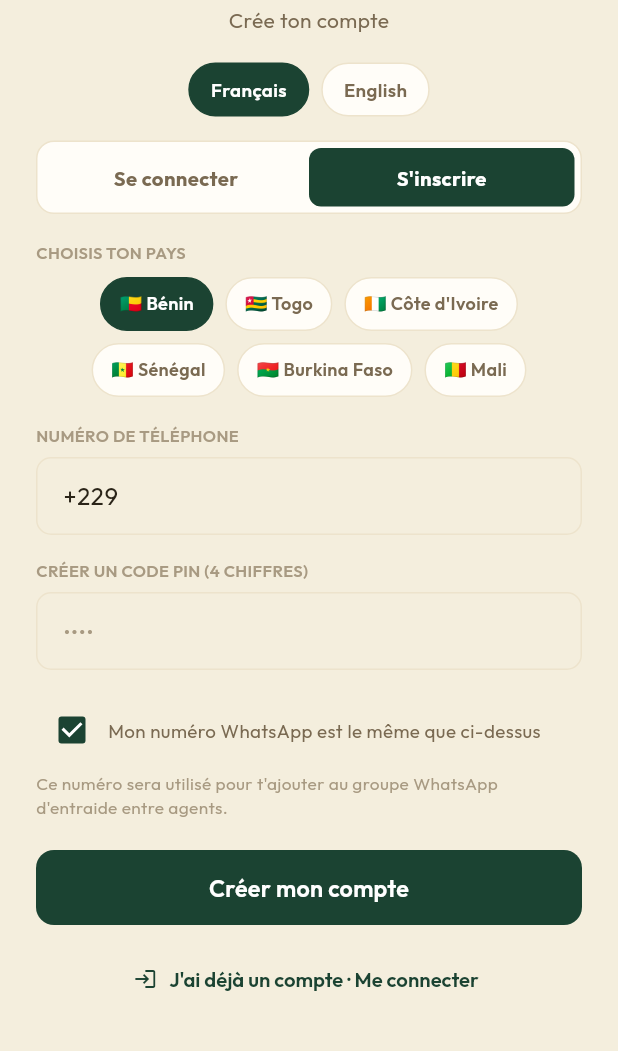
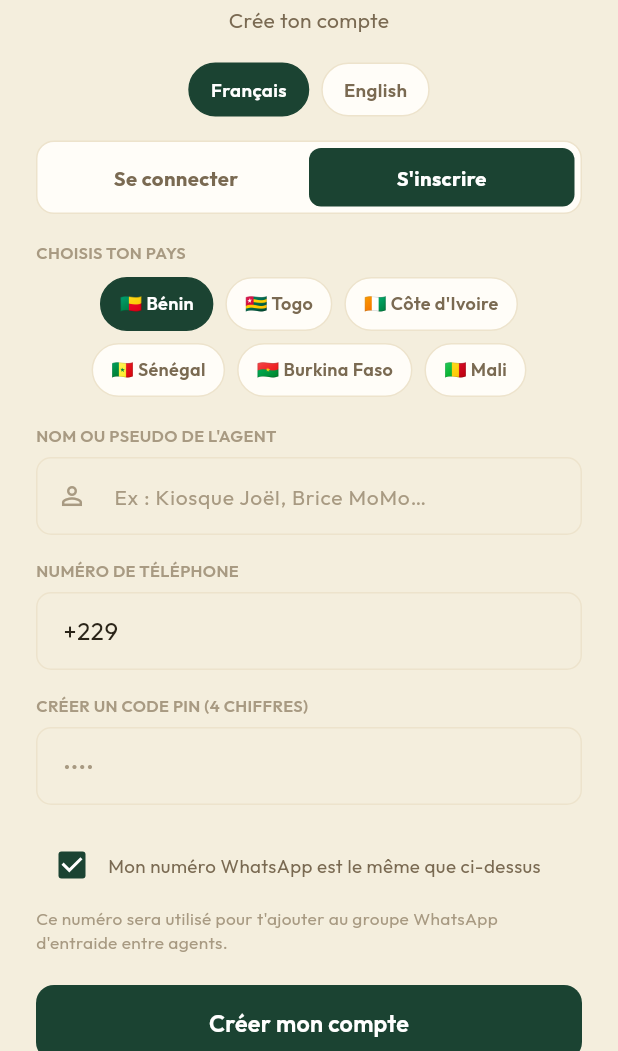
Before and after one commit to JuniorB573/carnet_momo, a Flutter app: the screen it shows after launch, on a phone screen of 412 x 824 dp, the part 185-1236 px from its top. Run offline on Flutter 3.47's test engine with Material 3 defaults, Android fonts, the phone set to English and light mode, and no system bars; our stand-ins replace device_info_plus, flutter_local_notifications, google_fonts, package_info_plus, pdf, share_plus and 3 more; accounts and stored records are empty.

Commit message:
feat(auth): ajout du champ pseudo/nom a l inscription de l agent

```diff
--- a/lib/screens/auth_screen.dart
+++ b/lib/screens/auth_screen.dart
@@ -30,6 +30,7 @@ class _AuthScreenState extends State<AuthScreen> {
   final _pinCtrl = TextEditingController();
   final _whatsappCtrl = TextEditingController();
   final _otpCtrl = TextEditingController();
+  final _pseudoCtrl = TextEditingController();
   bool _isSignUp = true;
   bool _sameAsPhone = true;
   bool _loading = false;
@@ -102,6 +103,7 @@ class _AuthScreenState extends State<AuthScreen> {
     _pinCtrl.dispose();
     _whatsappCtrl.dispose();
     _otpCtrl.dispose();
+    _pseudoCtrl.dispose();
     _lockoutTimer?.cancel();
     super.dispose();
   }
@@ -140,6 +142,12 @@ class _AuthScreenState extends State<AuthScreen> {
     }
 
     if (_isSignUp) {
+      final pseudo = _pseudoCtrl.text.trim();
+      if (pseudo.length < 2) {
+        setState(() => _error = t('pseudo_invalide', _lang));
+        return;
+      }
+
       // Validation stricte du format et de la longueur selon le pays choisi
       final phoneError = validatePhoneForCountry(phone, _selectedCountry, isWhatsApp: false, lang: _lang);
       if (phoneError != null) {
@@ -331,6 +339,7 @@ class _AuthScreenState extends State<AuthScreen> {
         pin,
         whatsapp: _sameAsPhone ? phone : _whatsappCtrl.text.trim(),
         country: _selectedCountry,
+        pseudo: _pseudoCtrl.text.trim(),
       );
       await widget.countryController.setCountry(_selectedCountry);
 
@@ -640,6 +649,21 @@ class _AuthScreenState extends State<AuthScreen> {
           const SizedBox(height: 18),
         ],
 
+        if (_isSignUp) ...[
+          Text(t('pseudo_agent_label', _lang).toUpperCase(),
+              style: const TextStyle(fontSize: 11, color: AppColors.inkMuted, fontWeight: FontWeight.w600)),
+          const SizedBox(height: 6),
+          TextField(
+            controller: _pseudoCtrl,
+            textCapitalization: TextCapitalization.words,
+            decoration: InputDecoration(
+              prefixIcon: const Icon(Icons.person_outline, size: 20, color: AppColors.inkMuted),
+              hintText: t('pseudo_agent_hint', _lang),
+            ),
+          ),
+          const SizedBox(height: 16),
+        ],
+
         Text(t('numero_telephone', _lang).toUpperCase(),
             style: const TextStyle(fontSize: 11, color: AppColors.inkMuted, fontWeight: FontWeight.w600)),
         const SizedBox(height: 6),
--- a/lib/services/auth_service.dart
+++ b/lib/services/auth_service.dart
@@ -64,6 +64,18 @@ class AuthService {
     await prefs.setString('local_role', role);
   }
 
+  /// Stocke le pseudo de l'agent localement.
+  Future<void> _storeLocalPseudo(String pseudo) async {
+    final prefs = await SharedPreferences.getInstance();
+    await prefs.setString('local_pseudo', pseudo.trim());
+  }
+
+  /// Récupère le pseudo stocké en local (peut être null si non renseigné).
+  Future<String?> getLocalPseudo() async {
+    final prefs = await SharedPreferences.getInstance();
+    return prefs.getString('local_pseudo');
+  }
+
   /// Récupère le rôle stocké en local (peut être null si jamais connecté).
   Future<String?> getLocalRole() async {
     final prefs = await SharedPreferences.getInstance();
@@ -126,20 +138,37 @@ class AuthService {
     return null;
   }
 
-  Future<AuthResponse> signUp(String phone, String pin, {String? whatsapp, String? country}) async {
+  Future<AuthResponse> signUp(String phone, String pin, {String? whatsapp, String? country, String? pseudo}) async {
     final normalized = _normalizePhone(phone);
     final normalizedWhatsapp = whatsapp != null && whatsapp.trim().isNotEmpty
         ? _normalizePhone(whatsapp)
         : normalized; // Même numéro par défaut si non précisé.
+    final cleanPseudo = pseudo?.trim();
 
     final response = await _client.auth.signUp(
       email: _toInternalEmail(phone),
       password: _padPin(pin),
+      data: {
+        if (cleanPseudo != null && cleanPseudo.isNotEmpty) 'name': cleanPseudo,
+        if (cleanPseudo != null && cleanPseudo.isNotEmpty) 'pseudo': cleanPseudo,
+        if (country != null) 'country': country,
+      },
     );
 
     final user = response.user;
     if (user != null) {
       final deviceId = await _getDeviceId();
+      try {
+        await _client.from('agents').insert({
+          'id': user.id,
+          'phone_number': normalized,
+          'whatsapp_number': normalizedWhatsapp,
+          if (country != null) 'country': country,
+          if (deviceId != null) 'device_id': deviceId,
+          if (cleanPseudo != null && cleanPseudo.isNotEmpty) 'pseudo': cleanPseudo,
+        });
+      } catch (_) {
+        // Fallback si la colonne 'pseudo' n'a pas encore été créée dans la table agents
         await _client.from('agents').insert({
           'id': user.id,
           'phone_number': normalized,
@@ -147,6 +176,7 @@ class AuthService {
           if (country != null) 'country': country,
           if (deviceId != null) 'device_id': deviceId,
         });
+      }
       await _client.from('subscriptions').insert({
         'agent_id': user.id,
         'trial_start': DateTime.now().toUtc().toIso8601String(),
@@ -155,6 +185,9 @@ class AuthService {
 
     await _storeLocalPin(pin);
     await _storeLocalPhone(phone);
+    if (cleanPseudo != null && cleanPseudo.isNotEmpty) {
+      await _storeLocalPseudo(cleanPseudo);
+    }
     await _storeLocalRole('agent'); // Nouveau compte = agent par défaut
     return response;
   }
@@ -262,10 +295,14 @@ class AuthService {
       await _storeLocalPin(pin);
       await _storeLocalPhone(phone);
 
-      // Récupérer et stocker le rôle depuis Supabase
+      // Récupérer et stocker le rôle et le pseudo depuis Supabase
       try {
         final user = response.user;
         if (user != null) {
+          final metaPseudo = user.userMetadata?['pseudo'] as String? ?? user.userMetadata?['name'] as String?;
+          if (metaPseudo != null && metaPseudo.trim().isNotEmpty) {
+            await _storeLocalPseudo(metaPseudo);
+          }
           final row = await _client
               .from('agents')
               .select('role')
--- a/lib/services/translations.dart
+++ b/lib/services/translations.dart
@@ -78,6 +78,9 @@ const Map<String, Map<String, String>> kTranslations = {
     'pas_compte': "Je n'ai pas de compte · M'inscrire",
     'err_appareil_deja_utilise': "❌ Cet appareil est déjà lié à un autre compte agent. Vous ne pouvez pas créer plusieurs comptes sur le même téléphone.",
     'choisir_pays': 'Choisis ton pays',
+    'pseudo_agent_label': "NOM OU PSEUDO DE L'AGENT",
+    'pseudo_agent_hint': "Ex : Kiosque Joël, Brice MoMo…",
+    'pseudo_invalide': "Veuillez entrer un nom ou pseudo d'au moins 2 caractères.",
     'payer_avec_saspay': 'Payer avec SasPay',
     'redirection_saspay': 'Redirection vers SasPay…',
     'verification_sms': 'Vérification par SMS',
@@ -308,6 +311,9 @@ const Map<String, Map<String, String>> kTranslations = {
     'deja_compte': 'I already have an account · Log in',
     'pas_compte': "I don't have an account · Sign up",
     'err_appareil_deja_utilise': "❌ This device is already linked to another agent account. You cannot create multiple accounts on the same phone.",
+    'pseudo_agent_label': "AGENT NAME OR NICKNAME",
+    'pseudo_agent_hint': "E.g.: Joel Kiosk, Brice MoMo…",
+    'pseudo_invalide': "Please enter a name or nickname of at least 2 characters.",
     'choisir_pays': 'Choose your country',
     'payer_avec_saspay': 'Pay with SasPay',
     'redirection_saspay': 'Redirecting to SasPay…',
```
Also changed, not shown: lib/screens/reglages_screen.dart (+60 -0 lines), 1 other file. Lines whose indentation alone changed are shown as unchanged.
